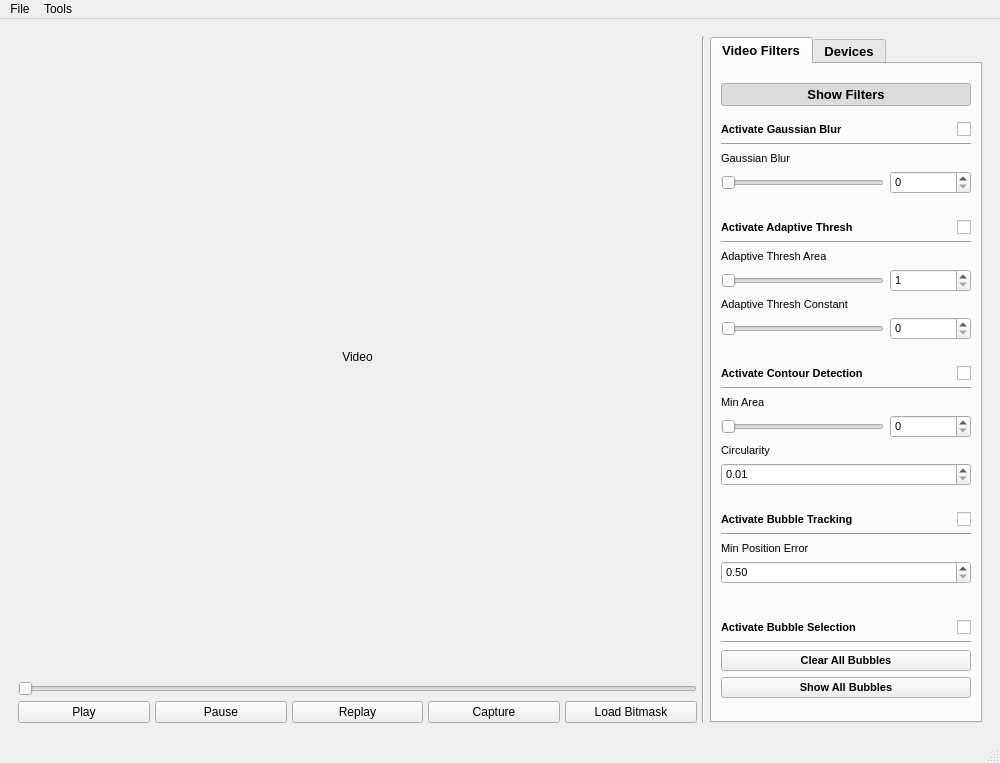
This is src/ui/dlpctl.ui in tarumishra9498/dlpctlF25 as Qt 5 draws it before an edit. The edited form follows.
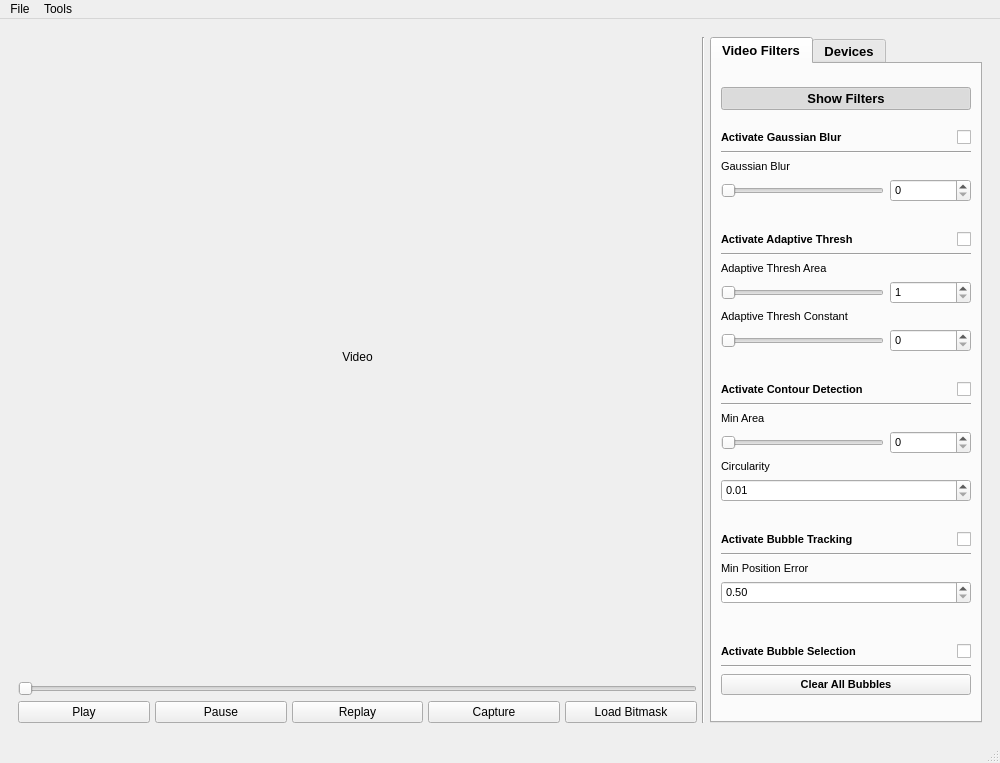
This is the edited form. Custom widgets are drawn as their Qt base class.

Commit message: removed show all button

```diff
--- a/src/ui/dlpctl.ui
+++ b/src/ui/dlpctl.ui
@@ -714,7 +714,27 @@
               </spacer>
              </item>
              <item>
-              <layout class="QGridLayout" name="selection_grid" columnstretch="2,1">
+              <layout class="QGridLayout" name="selection_grid" columnstretch="2,0">
+               <item row="1" column="0" colspan="2">
+                <widget class="Line" name="line_4">
+                 <property name="orientation">
+                  <enum>Qt::Orientation::Horizontal</enum>
+                 </property>
+                </widget>
+               </item>
+               <item row="2" column="0" colspan="2">
+                <widget class="QPushButton" name="clear_all">
+                 <property name="font">
+                  <font>
+                   <pointsize>8</pointsize>
+                   <bold>true</bold>
+                  </font>
+                 </property>
+                 <property name="text">
+                  <string>Clear All Bubbles</string>
+                 </property>
+                </widget>
+               </item>
                <item row="0" column="0">
                 <widget class="QLabel" name="label">
                  <property name="font">
@@ -741,39 +761,6 @@
                  </property>
                 </widget>
                </item>
-               <item row="1" column="0" colspan="2">
-                <widget class="Line" name="line_4">
-                 <property name="orientation">
-                  <enum>Qt::Orientation::Horizontal</enum>
-                 </property>
-                </widget>
-               </item>
-               <item row="2" column="0" colspan="2">
-                <widget class="QPushButton" name="clear_all">
-                 <property name="font">
-                  <font>
-                   <pointsize>8</pointsize>
-                   <bold>true</bold>
-                  </font>
-                 </property>
-                 <property name="text">
-                  <string>Clear All Bubbles</string>
-                 </property>
-                </widget>
-               </item>
-               <item row="3" column="0" colspan="2">
-                <widget class="QPushButton" name="show_all">
-                 <property name="font">
-                  <font>
-                   <pointsize>8</pointsize>
-                   <bold>true</bold>
-                  </font>
-                 </property>
-                 <property name="text">
-                  <string>Show All Bubbles</string>
-                 </property>
-                </widget>
-               </item>
               </layout>
              </item>
             </layout>
```
The commit also changes 2 other files.
